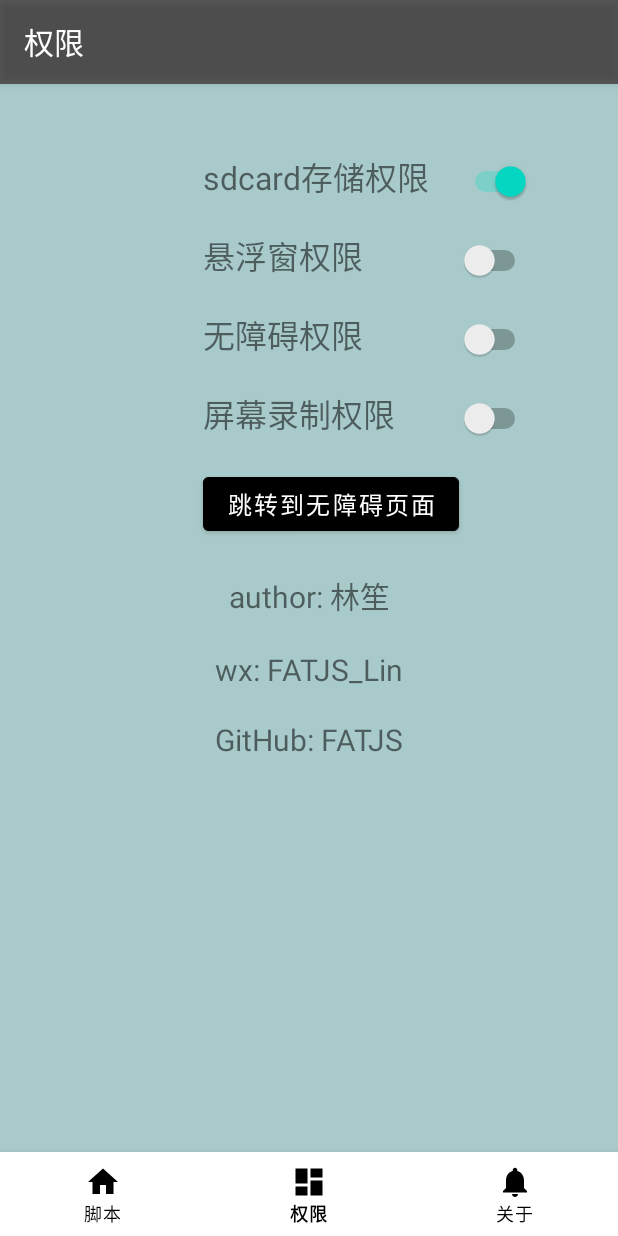
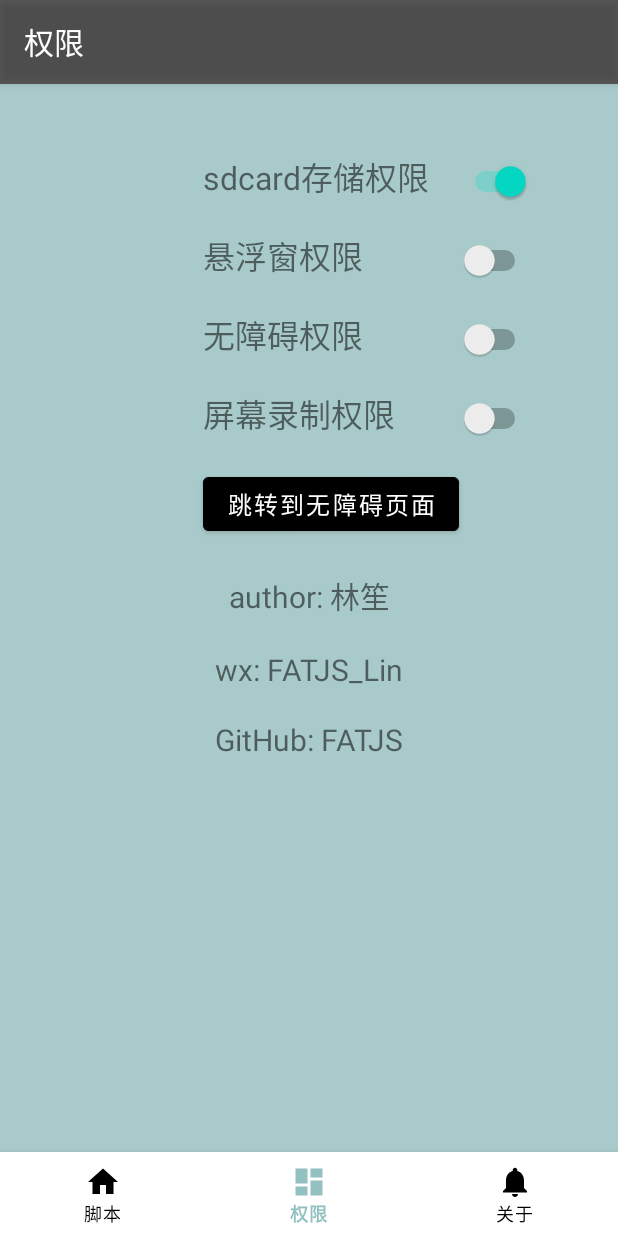
Before and after one commit to 1754048656/FATJS, an Android app: the screen it shows after launch (MainActivity), item 2 of the bottom bar chosen, on a phone screen of 412 x 824 dp. Run offline under Robolectric (Android 15) with nearby library versions, the phone set to English and light mode, and no system bars; our stand-ins replace navigation-ui; libraries missing offline, so code that uses them is left out: com.caoccao.javet, com.hjq.permissions.

Commit message:
add find color

```diff
--- /dev/null
+++ b/app/src/main/res/color/selector_nav_icon_color.xml
@@ -0,0 +1,5 @@
+<?xml version="1.0" encoding="utf-8"?>
+<selector xmlns:android="http://schemas.android.com/apk/res/android">
+    <item android:color="#93C0C0" android:state_checked="true" />
+    <item android:color="@color/black" android:state_checked="false" />
+</selector>
--- a/app/src/main/res/layout/activity_main.xml
+++ b/app/src/main/res/layout/activity_main.xml
@@ -7,6 +7,7 @@
     android:layout_height="match_parent"
     >
 
+
     <com.google.android.material.bottomnavigation.BottomNavigationView
         android:id="@+id/nav_view"
         android:layout_width="0dp"
@@ -15,6 +16,8 @@
         android:layout_marginEnd="0dp"
         android:background="?android:attr/windowBackground"
         style="@style/BottomNavigationViewStyle"
+        app:itemTextColor="@color/selector_nav_icon_color"
+        app:itemIconTint="@color/selector_nav_icon_color"
         app:layout_constraintBottom_toBottomOf="parent"
         app:layout_constraintLeft_toLeftOf="parent"
         app:layout_constraintRight_toRightOf="parent"
--- a/app/src/main/res/values/styles.xml
+++ b/app/src/main/res/values/styles.xml
@@ -42,8 +42,8 @@
     </style>
 
     <style name="BottomNavigationViewStyle" parent="Widget.MaterialComponents.BottomNavigationView">
-        <item name="itemTextColor">@color/bottom_nav_item_color</item>
-        <item name="itemIconTint">@color/bottom_nav_item_color</item>
+<!--        <item name="itemTextColor">@color/bottom_nav_item_color</item>-->
+<!--        <item name="itemIconTint">@color/bottom_nav_item_color</item>-->
 <!--        <item name="itemRippleColor">@null</item> &lt;!&ndash; 去除点击时的涟漪效果 &ndash;&gt;-->
 <!--        <item name="itemBackground">@android:color/transparent</item> &lt;!&ndash; 去除背景 &ndash;&gt;-->
 <!--        <item name="android:background">@android:color/transparent</item> &lt;!&ndash; 去除背景 &ndash;&gt;-->
```
